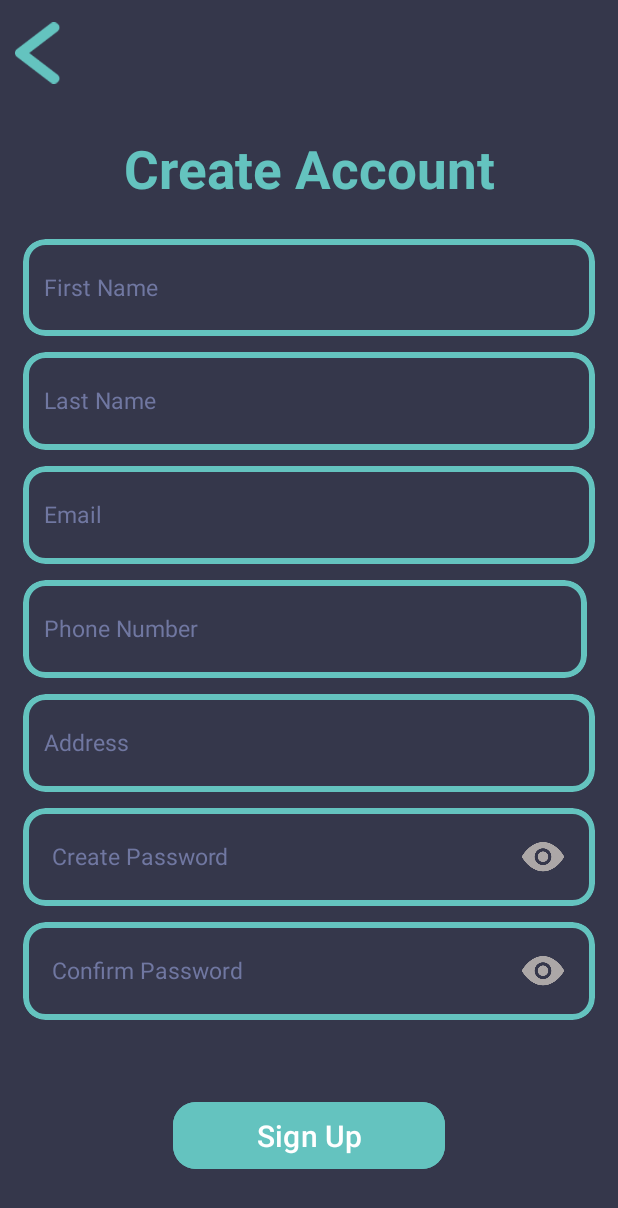
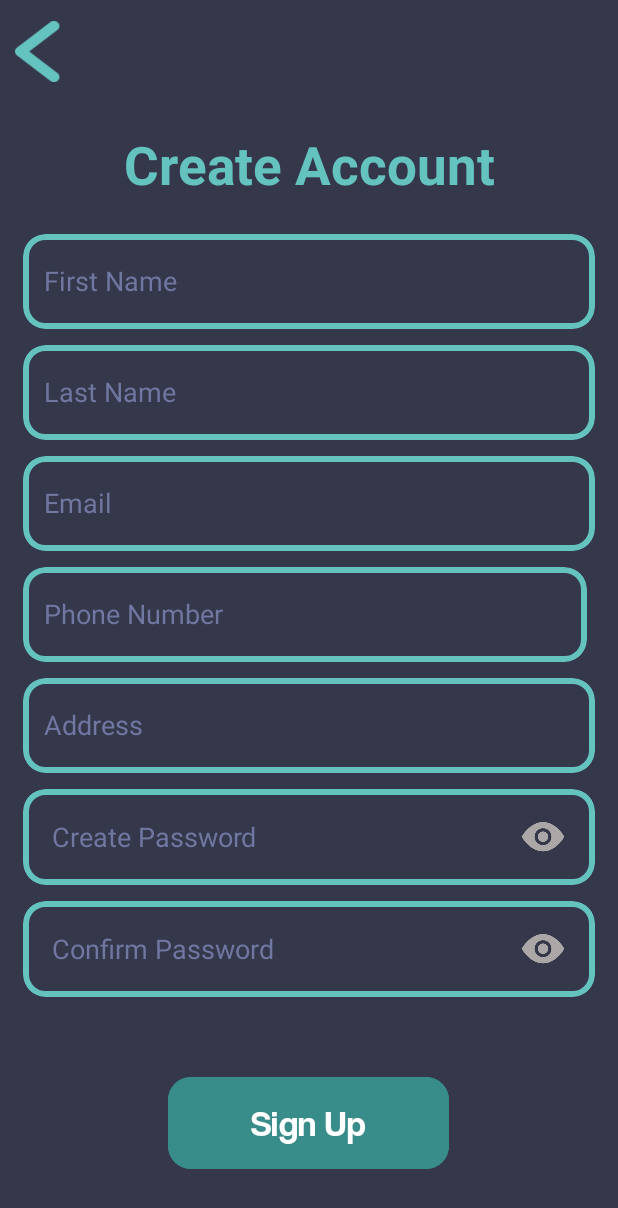
Before and after one commit to NoSkinPotato/GoodDeeds, an Android app: the screen it shows after launch (SignUp_Activity), after a tap on "Sign Up", on a phone screen of 412 x 824 dp. Shown: the top 1208 px of the screen. Run offline under Robolectric (Android 15) with nearby library versions, the light colour scheme and no system bars; our stand-ins replace Firebase (no records; nobody signed in at launch, a user with empty details on screens opened directly).

Commit message:
Should be Final

```diff
--- a/app/build.gradle.kts
+++ b/app/build.gradle.kts
@@ -26,6 +26,8 @@ android {
             )
         }
     }
+
+
     compileOptions {
         sourceCompatibility = JavaVersion.VERSION_1_8
         targetCompatibility = JavaVersion.VERSION_1_8
--- a/app/src/main/AndroidManifest.xml
+++ b/app/src/main/AndroidManifest.xml
@@ -6,7 +6,7 @@
         android:allowBackup="true"
         android:dataExtractionRules="@xml/data_extraction_rules"
         android:fullBackupContent="@xml/backup_rules"
-        android:icon="@mipmap/ic_launcher"
+        android:icon="@drawable/logogood"
         android:label="@string/app_name"
         android:roundIcon="@mipmap/ic_launcher_round"
         android:supportsRtl="true"
--- a/app/src/main/java/com/example/gooddeeds/ChatActivity.java
+++ b/app/src/main/java/com/example/gooddeeds/ChatActivity.java
@@ -117,7 +117,7 @@ public class ChatActivity extends AppCompatActivity {
                         if(!messages.isEmpty()){
                             adapter = new ChatBoxAdapter(messages, currUser);
                             chatBoxView.setAdapter(adapter);
-
+                            chatBoxView.scrollToPosition(adapter.getItemCount()-1);
                         }else{
                             chatBoxView.setVisibility(View.INVISIBLE);
                         }
@@ -187,6 +187,7 @@ public class ChatActivity extends AppCompatActivity {
 
                 inputField.setText("");
                 adapter.updateList(messages);
+                chatBoxView.scrollToPosition(adapter.getItemCount()-1);
             }
 
             @Override
--- a/app/src/main/java/com/example/gooddeeds/ChatBoxAdapter.java
+++ b/app/src/main/java/com/example/gooddeeds/ChatBoxAdapter.java
@@ -82,6 +82,7 @@ public class ChatBoxAdapter extends RecyclerView.Adapter<ChatBoxAdapter.ChatBoxV
         allMessages.clear();
         allMessages.addAll(newList);
         notifyDataSetChanged();
+
     }
 
 }
--- a/app/src/main/res/layout/activity_login.xml
+++ b/app/src/main/res/layout/activity_login.xml
@@ -35,10 +35,11 @@
         android:layout_width="match_parent"
         android:layout_height="0dp"
         android:layout_weight="1"
+        android:fontFamily="@font/coolvetica"
         android:text="Login"
         android:textAlignment="center"
         android:textColor="@color/white"
-        android:textSize="20sp"/>
+        android:textSize="23sp" />
 
     <ImageView
         android:layout_width="match_parent"
@@ -164,7 +165,7 @@
         android:layout_height="wrap_content"
         android:layout_gravity="center"
         android:layout_marginVertical="10dp"
-        android:backgroundTint="#64C3BF"
+        android:backgroundTint="#388C89"
         android:paddingHorizontal="70dp"
         android:text="Login"
         android:textSize="25sp"
--- a/app/src/main/res/layout/activity_sign_up.xml
+++ b/app/src/main/res/layout/activity_sign_up.xml
@@ -23,13 +23,14 @@
     <TextView
         android:layout_width="match_parent"
         android:layout_height="0dp"
+        android:layout_marginVertical="15dp"
         android:layout_weight="0.15"
+        android:fontFamily="sans-serif"
+        android:gravity="center|center_vertical"
         android:text="Create Account"
-        android:gravity="center|center_vertical"
+        android:textColor="#64C3BF"
         android:textSize="35sp"
-        android:textStyle="bold"
-        android:textColor="#64C3BF"
-        android:layout_marginVertical="15dp"/>
+        android:textStyle="bold" />
 
     <LinearLayout
         android:layout_width="match_parent"
@@ -58,7 +59,7 @@
                 android:hint="First Name"
                 android:textColor="#7077A1"
                 android:textColorHint="#7077A1"
-                android:textSize="15sp" />
+                android:textSize="18sp" />
         </com.google.android.material.card.MaterialCardView>
         <com.google.android.material.card.MaterialCardView
             android:layout_width="match_parent"
@@ -80,7 +81,7 @@
                 android:hint="Last Name"
                 android:textColor="#7077A1"
                 android:textColorHint="#7077A1"
-                android:textSize="15sp" />
+                android:textSize="18sp" />
         </com.google.android.material.card.MaterialCardView>
         <com.google.android.material.card.MaterialCardView
             android:layout_width="match_parent"
@@ -103,7 +104,7 @@
                 android:inputType="text|textEmailAddress"
                 android:textColor="#7077A1"
                 android:textColorHint="#7077A1"
-                android:textSize="15sp" />
+                android:textSize="18sp" />
         </com.google.android.material.card.MaterialCardView>
 
         <com.google.android.material.card.MaterialCardView
@@ -124,12 +125,12 @@
                 android:layout_marginHorizontal="10dp"
                 android:layout_marginVertical="5dp"
                 android:backgroundTint="@android:color/transparent"
+                android:gravity="center_vertical|left"
                 android:hint="Phone Number"
                 android:inputType="number"
-                android:gravity="center_vertical|left"
                 android:textColor="#7077A1"
                 android:textColorHint="#7077A1"
-                android:textSize="15sp" />
+                android:textSize="18sp" />
         </com.google.android.material.card.MaterialCardView>
 
         <com.google.android.material.card.MaterialCardView
@@ -152,7 +153,7 @@
                 android:hint="Address"
                 android:textColor="#7077A1"
                 android:textColorHint="#7077A1"
-                android:textSize="15sp" />
+                android:textSize="18sp" />
         </com.google.android.material.card.MaterialCardView>
 
         <com.google.android.material.card.MaterialCardView
@@ -181,10 +182,10 @@
                     android:layout_weight="5"
                     android:backgroundTint="@android:color/transparent"
                     android:hint="Create Password"
+                    android:inputType="textPassword"
                     android:textColor="#7077A1"
                     android:textColorHint="#7077A1"
-                    android:inputType="textPassword"
-                    android:textSize="15sp" />
+                    android:textSize="18sp" />
 
                 <ImageView
                     android:id="@+id/passCreateSign"
@@ -225,10 +226,10 @@
                     android:layout_weight="5"
                     android:backgroundTint="@android:color/transparent"
                     android:hint="Confirm Password"
+                    android:inputType="textPassword"
                     android:textColor="#7077A1"
                     android:textColorHint="#7077A1"
-                    android:inputType="textPassword"
-                    android:textSize="15sp" />
+                    android:textSize="18sp" />
 
                 <ImageView
                     android:id="@+id/passConfirmSign"
@@ -264,12 +265,14 @@
         android:layout_height="0dp"
         android:layout_marginTop="10dp"
         android:layout_marginBottom="40dp"
-        android:layout_weight="0.15"
-        android:backgroundTint="#64C3BF"
+        android:layout_weight="0.2"
+        android:backgroundTint="#388C89"
+        android:fontFamily="@font/coolvetica"
         android:gravity="center"
+        android:textColor="@color/white"
         android:paddingHorizontal="55dp"
         android:text="Sign Up"
-        android:textSize="20sp"
+        android:textSize="24sp"
         app:cornerRadius="15dp" />
 
 
```
Also changed, not shown: app/src/main/java/com/example/gooddeeds/ItemAdapter.java (+9 -2 lines), app/src/main/java/com/example/gooddeeds/JobDetail.java (+11 -0 lines), app/src/main/res/layout/activity_chat_menu.xml (+9 -6 lines), app/src/main/res/layout/activity_job_detail2.xml (+8 -5 lines), app/src/main/res/layout/activity_main.xml (+8 -2 lines), app/src/main/res/layout/activity_main_menu.xml (+10 -7 lines), app/src/main/res/layout/activity_profile.xml (+10 -7 lines), app/src/main/res/layout/job_layout.xml (+21 -12 lines), app/src/main/res/drawable/logogood.png (added), app/src/main/res/font/akira.otf (added), app/src/main/res/font/coolvetica.otf (added), app/src/main/res/font/mont.otf (added).
